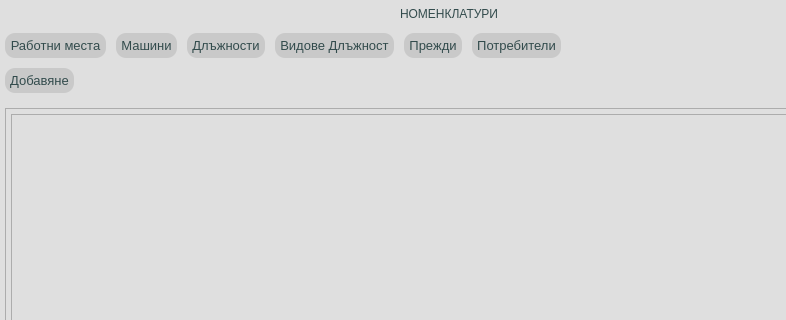
The window that app/ui/widgets/customParametersWidget.ui (DevilPhp/WorkSalary.v01) describes before a commit, drawn with Qt 5; both pictures show x 0 to 786 and y 0 to 320 of the 900 by 800 pixel window.
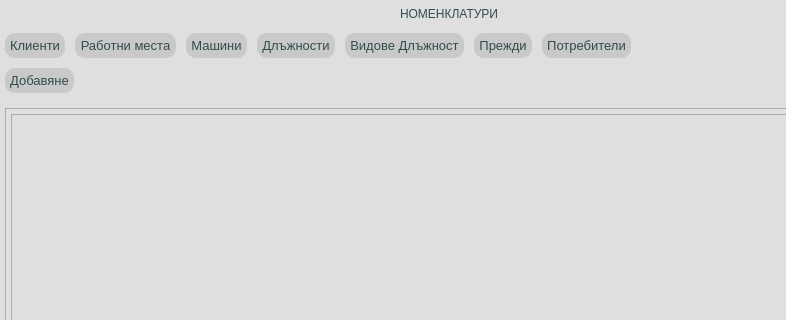
The same window after the commit. Icons and pictures are not drawn.

Patch:
```diff
--- a/app/ui/widgets/customParametersWidget.ui
+++ b/app/ui/widgets/customParametersWidget.ui
@@ -326,6 +326,13 @@
                <property name="bottomMargin">
                 <number>0</number>
                </property>
+               <item>
+                <widget class="QPushButton" name="clientsBtn">
+                 <property name="text">
+                  <string>Клиенти</string>
+                 </property>
+                </widget>
+               </item>
                <item>
                 <widget class="QPushButton" name="cehoveBtn">
                  <property name="text">
```
